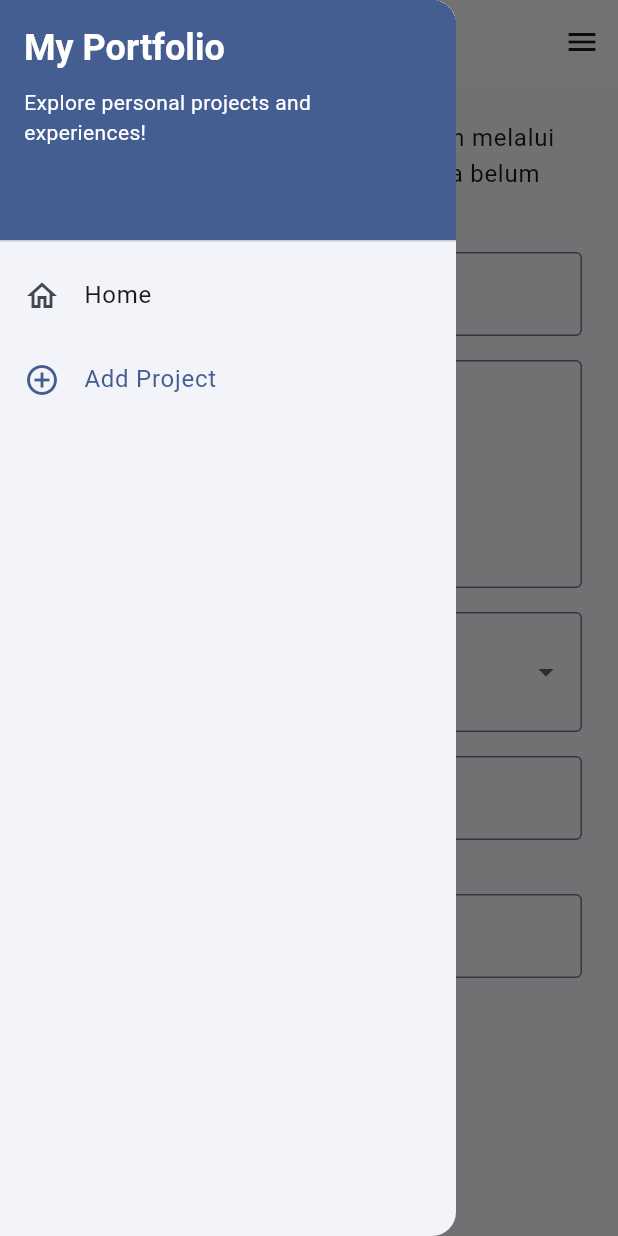
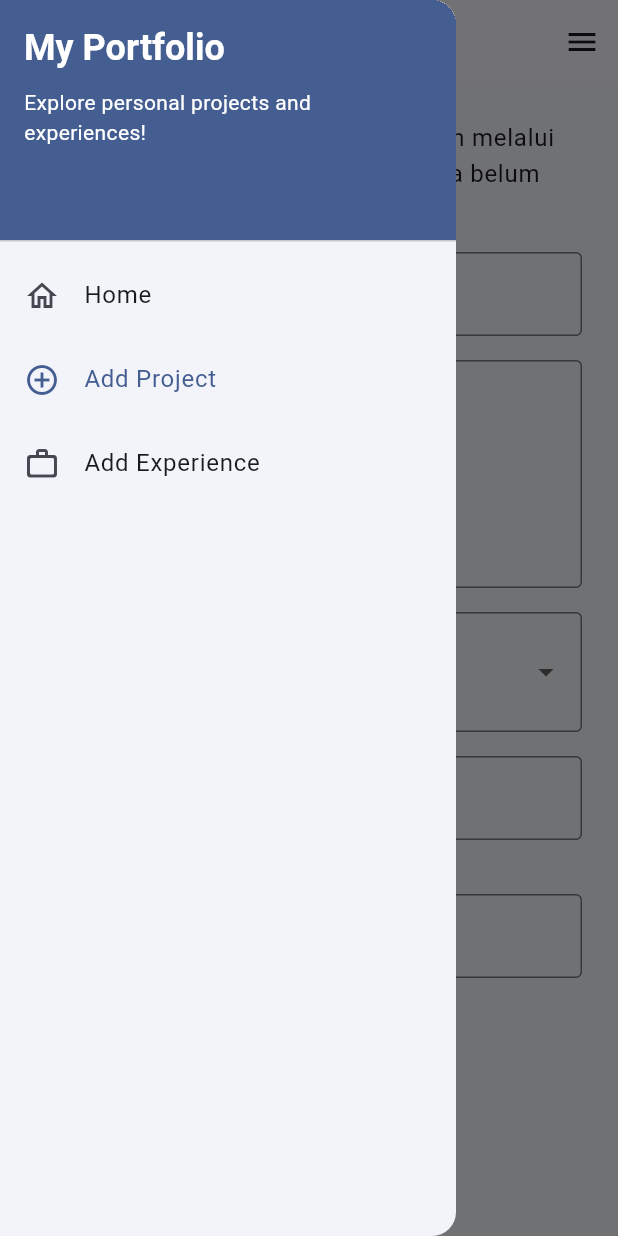
Before and after one commit to Faris2506615223/myportofolio_mobile, a Flutter app: the ProjectFormPage screen opened directly, with the side drawer open, on a phone screen of 412 x 824 dp. Run offline on Flutter 3.47's test engine with Material 3 defaults, Android fonts, the phone set to English and light mode, and no system bars; our stand-ins replace material_ui.

Commit message:
feat: tambahkan form pengalaman dan navigasi Tugas 8 beserta pengujian

```diff
--- /dev/null
+++ b/lib/models/experience.dart
@@ -0,0 +1,32 @@
+/// Pilihan dan nilai kategori mengikuti Experience.EXPERIENCE_CHOICES di Django.
+enum ExperienceCategory {
+  internship('internship', 'Internship'),
+  research('research', 'Research'),
+  volunteer('volunteer', 'Volunteer'),
+  partTime('part-time', 'Part-Time'),
+  fullTime('full-time', 'Full-Time'),
+  freelance('freelance', 'Freelance');
+
+  final String value;
+  final String label;
+
+  const ExperienceCategory(this.value, this.label);
+}
+
+/// Snapshot immutable untuk dialog; belum mewakili data yang disimpan di server.
+class Experience {
+  static const titleMaxLength = 255;
+  static const thumbnailMaxLength = 200;
+
+  final String title;
+  final String description;
+  final ExperienceCategory category;
+  final String thumbnail;
+
+  const Experience({
+    required this.title,
+    required this.description,
+    required this.category,
+    required this.thumbnail,
+  });
+}
--- a/lib/models/item_homepage.dart
+++ b/lib/models/item_homepage.dart
@@ -1,4 +1,6 @@
 import 'package:material_ui/material_ui.dart';
+
+enum HomepageAction { feedback, addProject, addExperience }
 
 /// Konfigurasi immutable setiap aksi; warna tidak bergantung pada percabangan UI.
 class ItemHomepage {
@@ -6,11 +8,13 @@ class ItemHomepage {
   final IconData icon;
   final Color color;
   final String description;
+  final HomepageAction action;
 
   const ItemHomepage({
     required this.name,
     required this.icon,
     required this.color,
     required this.description,
+    this.action = HomepageAction.feedback,
   });
 }
--- a/lib/screens/project_form.dart
+++ b/lib/screens/project_form.dart
@@ -1,5 +1,6 @@
 import 'package:material_ui/material_ui.dart';
 import 'package:myportofolio_mobile/widgets/left_drawer.dart';
+import 'package:myportofolio_mobile/widgets/portfolio_form_scaffold.dart';
 
 /// Form Tutorial 09: validasi dan pratinjau data tanpa penyimpanan permanen.
 class ProjectFormPage extends StatefulWidget {
@@ -93,37 +94,10 @@ class _ProjectFormPageState extends State<ProjectFormPage> {
   @override
   Widget build(BuildContext context) {
     final theme = Theme.of(context);
-    final isDark = theme.brightness == Brightness.dark;
-    final canGoBack = Navigator.of(context).canPop();
-
-    return Scaffold(
-      appBar: AppBar(
-        title: const Text('Add Project Form'),
-        leading: canGoBack ? const BackButton() : null,
-        actions: [
-          if (canGoBack)
-            Builder(
-              builder: (scaffoldContext) => IconButton(
-                onPressed: () => Scaffold.of(scaffoldContext).openDrawer(),
-                tooltip: 'Buka menu navigasi',
-                icon: const Icon(Icons.menu),
-              ),
-            ),
-          if (widget.onToggleTheme != null)
-            IconButton(
-              onPressed: widget.onToggleTheme,
-              tooltip: isDark ? 'Aktifkan tema terang' : 'Aktifkan tema gelap',
-              icon: Icon(
-                isDark ? Icons.light_mode_rounded : Icons.dark_mode_rounded,
-              ),
-            ),
-        ],
-      ),
-      drawer: LeftDrawer(
+    return PortfolioFormScaffold(
+      title: 'Add Project Form',
       destination: DrawerDestination.addProject,
       onToggleTheme: widget.onToggleTheme,
-      ),
-      body: SafeArea(
       child: Form(
         key: _formKey,
         child: SingleChildScrollView(
@@ -267,7 +241,6 @@ class _ProjectFormPageState extends State<ProjectFormPage> {
           ),
         ),
       ),
-      ),
     );
   }
 }
--- a/lib/widgets/left_drawer.dart
+++ b/lib/widgets/left_drawer.dart
@@ -1,8 +1,9 @@
 import 'package:material_ui/material_ui.dart';
+import 'package:myportofolio_mobile/screens/experience_form.dart';
 import 'package:myportofolio_mobile/screens/menu.dart';
 import 'package:myportofolio_mobile/screens/project_form.dart';
 
-enum DrawerDestination { home, addProject }
+enum DrawerDestination { home, addProject, addExperience }
 
 /// Drawer mengganti route aktif; kartu Tambah Proyek memakai push secara terpisah.
 class LeftDrawer extends StatelessWidget {
@@ -82,6 +83,16 @@ class LeftDrawer extends StatelessWidget {
               (context) => ProjectFormPage(onToggleTheme: onToggleTheme),
             ),
           ),
+          ListTile(
+            leading: const Icon(Icons.work_outline_rounded),
+            title: const Text('Add Experience'),
+            selected: destination == DrawerDestination.addExperience,
+            onTap: () => _navigate(
+              context,
+              DrawerDestination.addExperience,
+              (context) => ExperienceFormPage(onToggleTheme: onToggleTheme),
+            ),
+          ),
         ],
       ),
     );
--- /dev/null
+++ b/lib/widgets/portfolio_form_scaffold.dart
@@ -0,0 +1,54 @@
+import 'package:material_ui/material_ui.dart';
+import 'package:myportofolio_mobile/widgets/left_drawer.dart';
+
+/// Kerangka yang sama menjaga navigasi, inset, dan tema kedua formulir konsisten.
+class PortfolioFormScaffold extends StatelessWidget {
+  final String title;
+  final DrawerDestination destination;
+  final Widget child;
+  final VoidCallback? onToggleTheme;
+
+  const PortfolioFormScaffold({
+    super.key,
+    required this.title,
+    required this.destination,
+    required this.child,
+    this.onToggleTheme,
+  });
+
+  @override
+  Widget build(BuildContext context) {
+    final isDark = Theme.of(context).brightness == Brightness.dark;
+    final canGoBack = Navigator.of(context).canPop();
+
+    return Scaffold(
+      appBar: AppBar(
+        title: Text(title),
+        leading: canGoBack ? const BackButton() : null,
+        actions: [
+          if (canGoBack)
+            Builder(
+              builder: (scaffoldContext) => IconButton(
+                onPressed: () => Scaffold.of(scaffoldContext).openDrawer(),
+                tooltip: 'Buka menu navigasi',
+                icon: const Icon(Icons.menu),
+              ),
+            ),
+          if (onToggleTheme != null)
+            IconButton(
+              onPressed: onToggleTheme,
+              tooltip: isDark ? 'Aktifkan tema terang' : 'Aktifkan tema gelap',
+              icon: Icon(
+                isDark ? Icons.light_mode_rounded : Icons.dark_mode_rounded,
+              ),
+            ),
+        ],
+      ),
+      drawer: LeftDrawer(
+        destination: destination,
+        onToggleTheme: onToggleTheme,
+      ),
+      body: SafeArea(child: child),
+    );
+  }
+}
--- a/lib/widgets/responsive_card_wrap.dart
+++ b/lib/widgets/responsive_card_wrap.dart
@@ -13,7 +13,9 @@ class ResponsiveCardWrap extends StatelessWidget {
       builder: (context, constraints) {
         const spacing = 16.0;
         final largeText = MediaQuery.textScalerOf(context).scale(14) > 20;
-        final columns = constraints.maxWidth >= 780 && !largeText ? 3 : 1;
+        final columns = constraints.maxWidth >= 780 && !largeText
+            ? (children.length == 4 ? 2 : 3)
+            : 1;
         final width =
             (constraints.maxWidth - spacing * (columns - 1)) / columns;
 
```
Also changed, not shown: lib/data/portfolio_data.dart (+8 -0 lines), lib/screens/experience_form.dart (added, +262 -0 lines), lib/validators/experience_validators.dart (added, +45 -0 lines), lib/widgets/project_card.dart (+12 -5 lines), 3 other files. Lines whose indentation alone changed are shown as unchanged.
